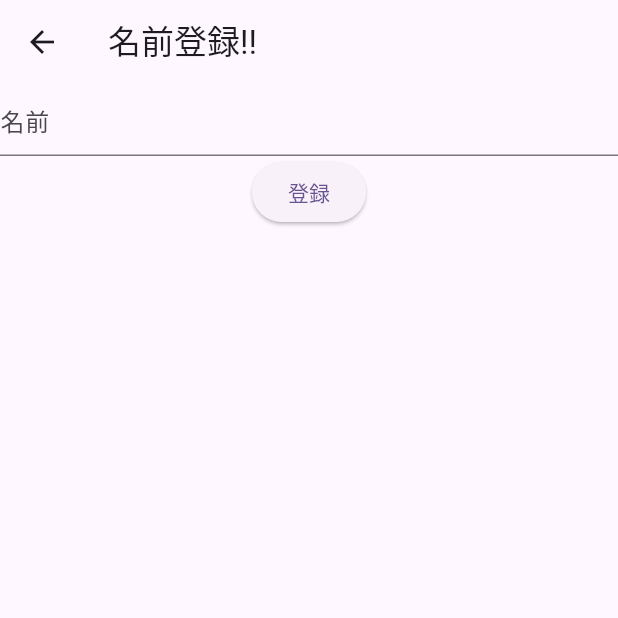
After one commit to enpit2024/flutter_test, a Flutter app: the NameReg screen opened directly, after a tap on "登録", on a phone screen of 412 x 824 dp, the top half of it. The commit adds this screen. Run offline on Flutter 3.47's test engine with Material 3 defaults, Android fonts, the phone set to English and light mode, and no system bars; our stand-ins replace cloud_firestore, firebase_auth, firebase_core; accounts and stored records are empty.

Commit message:
名前登録ボタンの確立

```diff
--- a/my_web_app/lib/list.dart
+++ b/my_web_app/lib/list.dart
@@ -3,6 +3,7 @@ import 'package:firebase_auth/firebase_auth.dart';
 import 'package:flutter/material.dart';
 import 'package:my_web_app/model/himapeople.dart';
 import 'package:my_web_app/firebase/firestore.dart';
+import 'package:my_web_app/name_reg.dart';
 
 class NextPage extends StatefulWidget {
   const NextPage({super.key});
@@ -15,6 +16,7 @@ class _NextPageState extends State<NextPage> {
   List<HimaPeople> himapeopleSnapshot = [];
   List<HimaPeople> himaPeople = [];
   bool isLoading = false;
+  late String name;
 
   @override
   void initState() {
@@ -95,7 +97,7 @@ class _NextPageState extends State<NextPage> {
               title: Row(
                 mainAxisAlignment: MainAxisAlignment.spaceEvenly,
                 children: <Widget>[
-                  Text(person.name),
+                  Text(person.name? ),
                   Text('~00:00'),
                   Text('テスト'),
                 ],
@@ -173,7 +175,8 @@ class _NextPageState extends State<NextPage> {
           HimaPeople newPerson;
 
           if (snapshot.docs.isEmpty) {
-            newPerson = HimaPeople(id: '$uid', name: '$email', isHima: true);
+            newPerson = HimaPeople(
+                id: '$uid', mail: '$email', isHima: true, name: '$name');
             await addHimaPerson(newPerson);
           } else {
             // snapshot.docs[0].data()の中身のisHimaを取得
--- /dev/null
+++ b/my_web_app/lib/name_reg.dart
@@ -0,0 +1,139 @@
+import 'package:cloud_firestore/cloud_firestore.dart';
+import 'package:flutter/foundation.dart';
+import 'package:flutter/material.dart';
+import 'package:my_web_app/firebase/firestore.dart';
+import 'package:my_web_app/list.dart';
+import 'package:firebase_auth/firebase_auth.dart';
+import 'package:firebase_core/firebase_core.dart';
+import 'package:my_web_app/model/himapeople.dart';
+import 'package:my_web_app/signup_page.dart';
+import 'firebase_options.dart';
+import 'package:my_web_app/login_page.dart';
+
+class NameReg extends StatefulWidget {
+  const NameReg({super.key});
+
+  @override
+  State<NameReg> createState() => _NameRegState();
+}
+
+class _NameRegState extends State<NameReg> {
+  final myController = TextEditingController();
+  late String name;
+
+  List<HimaPeople> himapeopleSnapshot = [];
+  List<HimaPeople> himaPeople = [];
+  bool isLoading = false;
+
+  @override
+  void initState() {
+    super.initState();
+    // getHimaPeople();
+    get();
+  }
+
+  Future getHimaPeople() async {
+    setState(() => isLoading = true);
+    himaPeople = await FirestoreHelper.instance
+        .selectAllHimaPeople("Ian4IDN4ryYtbv9h4igNeUdZQkB3");
+    setState(() => isLoading = false);
+  }
+
+  // usersコレクションのドキュメントを全件読み込む
+  Future get() async {
+    final snapshot = await FirebaseFirestore.instance.collection('users').get();
+    final himaPeople = snapshot.docs
+        .map((doc) => HimaPeople.fromFirestore(
+            doc as DocumentSnapshot<Map<String, dynamic>>))
+        .toList();
+    setState(() {
+      this.himaPeople = himaPeople;
+    });
+  }
+
+  Future<void> addHimaPerson(HimaPeople person) async {
+    await FirebaseFirestore.instance.collection('users').add({
+      'id': person.id,
+      'name': person.name,
+      'isHima': person.isHima,
+      'email': person.mail,
+    });
+  }
+
+  @override
+  Widget build(BuildContext context) {
+    return Scaffold(
+      appBar: AppBar(
+        title: Text('名前登録!!'),
+      ),
+      body: Container(
+        width: double.infinity,
+        child: Column(
+          children: [
+            TextField(
+              decoration: InputDecoration(
+                hintText: '名前',
+              ),
+              onChanged: (String value) {
+                setState(() {
+                  name = value;
+                });
+              },
+            ),
+            ElevatedButton(
+              child: Text('登録'),
+              onPressed: () async {
+                final user = FirebaseAuth.instance.currentUser;
+                final uid = user?.uid;
+                final email = user?.email;
+
+                // ログインできているか確認
+                bool isLogin = FirebaseAuth.instance.currentUser != null;
+                print('isLogin: $isLogin');
+
+                // ログインしていなければログイン画面に遷移
+                if (!isLogin) {
+                  Navigator.pop(context);
+                }
+
+                print('uid: $uid');
+
+                // FirebaseFirestore.instance.collection("users").where("id", isEqualTo: uid).get()に該当するドキュメントがあるか否か判定
+                final snapshot = await FirebaseFirestore.instance
+                    .collection("users")
+                    .where("id", isEqualTo: uid)
+                    .get();
+
+                HimaPeople newPerson;
+
+                if (snapshot.docs.isEmpty) {
+                  newPerson = HimaPeople(
+                      id: '$uid', mail: '$email', isHima: true, name: '$name');
+                  await addHimaPerson(newPerson);
+                } else {
+                  // snapshot.docs[0].data()の中身のisHimaを取得
+                  bool isHima = snapshot.docs[0].data()['isHima'];
+
+                  // snapshot.docs[0]のisHimaを反転
+                  await FirebaseFirestore.instance
+                      .collection("users")
+                      .doc(snapshot.docs[0].id)
+                      .update({'name': name});
+                }
+
+                // Firestoreにデータを追加
+
+                // getHimaPeople();
+                get();
+                Navigator.push(context,
+                    MaterialPageRoute(builder: (context) => NextPage()));
+// await Firestore.instance
+                // TODO: 新規登録
+              },
+            ),
+          ],
+        ),
+      ),
+    );
+  }
+}
--- a/my_web_app/lib/signup_page.dart
+++ b/my_web_app/lib/signup_page.dart
@@ -2,6 +2,7 @@ import 'package:flutter/material.dart';
 import 'package:my_web_app/list.dart';
 import 'package:firebase_auth/firebase_auth.dart';
 import 'package:firebase_core/firebase_core.dart';
+import 'package:my_web_app/name_reg.dart';
 import 'firebase_options.dart';
 import 'package:my_web_app/login_page.dart';
 // class LoginSample extends StatelessWidget {
@@ -61,6 +62,16 @@ class _SignupPageState extends State<SignupPage> {
                   });
                 },
               ),
+              // // 名前
+              // TextFormField(
+              //   decoration: const InputDecoration(labelText: '名前'),
+              //   obscureText: true,
+              //   onChanged: (String value) {
+              //     setState(() {
+              //       password = value;
+              //     });
+              //   },
+              // ),
 
               Container(
                 padding: const EdgeInsets.all(8),
@@ -92,6 +103,8 @@ class _SignupPageState extends State<SignupPage> {
                           infoText = "確認メールを送信しました。メールを確認してください。";
                         });
                       }
+                      Navigator.push(context,
+                          MaterialPageRoute(builder: (context) => NameReg()));
                     } catch (e) {
                       // ユーザー登録に失敗した場合
                       setState(() {
```
